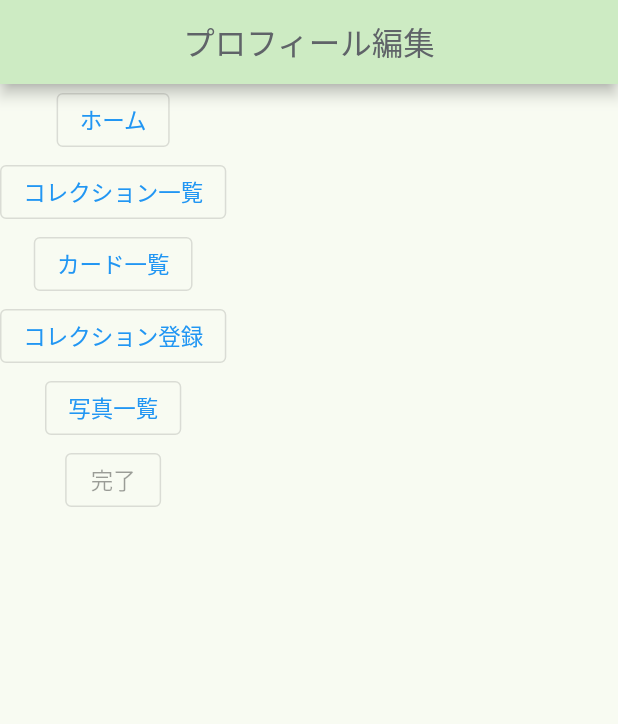
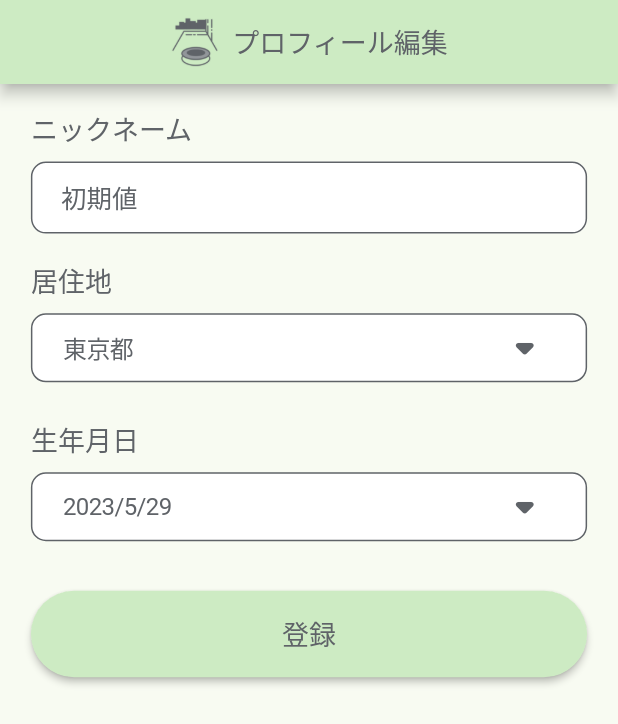
Before and after one commit to m-maekakuchi/Harvester, a Flutter app: the ProfileEditePage screen opened by its route, on a phone screen of 412 x 824 dp. Shown: the top 724 px of the screen. Run offline on Flutter 3.47's test engine with Material 2 defaults, Android fonts, the phone set to English and light mode, and no system bars; our stand-ins replace firebase_auth, firebase_core, flutter_datetime_picker, flutter_riverpod, go_router, google_sign_in and 2 more; missing offline and left inert: firebase_app_check; accounts and stored records are empty; generated files the repository leaves out were written again.

Commit message:
ユーザープロフィール編集画面の静的実装

```diff
--- a/lib/views/components/ItemTitle.dart
+++ b/lib/views/components/ItemTitle.dart
@@ -1,6 +1,5 @@
 import 'package:flutter/material.dart';
 
-import '../../commons/app_color.dart';
 import '../../handlers/padding_handler.dart';
 
 // ユーザーに入力or選択してもらう欄のタイトル
@@ -19,12 +18,11 @@ class ItemTitle extends StatelessWidget {
     return Container(
       width: double.infinity,
       padding: EdgeInsets.only(left: getW(context, 5)),
-      margin: EdgeInsets.only(top: getH(context, 3), bottom: getH(context, 1)),
+      margin: EdgeInsets.only(top: getH(context, 2), bottom: getH(context, 1)),
       child: Text(
         titleStr,
         style: const TextStyle(
           fontSize: 18,
-          color: textIconColor,
         ),
         textAlign: TextAlign.left,
       ),
--- a/lib/views/pages/settings/profile_edit_page.dart
+++ b/lib/views/pages/settings/profile_edit_page.dart
@@ -1,51 +1,218 @@
+import 'package:flutter/cupertino.dart';
 import 'package:flutter/material.dart';
+import 'package:flutter_datetime_picker/flutter_datetime_picker.dart';
+import 'package:flutter_riverpod/flutter_riverpod.dart';
 import 'package:go_router/go_router.dart';
+import 'package:harvester/views/widgets/GreenButton.dart';
 
-class ProfileEditePage extends StatelessWidget {
+import '../../../commons/app_color.dart';
+import '../../../handlers/padding_handler.dart';
+import '../../components/ItemTitle.dart';
+import '../../widgets/ItemCupertinoPicker.dart';
+import '../../widgets/ItemFieldUserSelect.dart';
+
+const List<String> addressAry = [
+  '北海道',
+  '青森県',
+  '岩手県',
+  '宮城県',
+  '秋田県',
+  '山形県',
+  '福島県',
+  '茨城県',
+  '栃木県',
+  '群馬県',
+  '埼玉県',
+  '千葉県',
+  '東京都',
+  '神奈川県',
+  '新潟県',
+  '富山県',
+  '石川県',
+  '福井県',
+  '山梨県',
+  '長野県',
+  '岐阜県',
+  '静岡県',
+  '愛知県',
+  '三重県',
+  '滋賀県',
+  '京都府',
+  '大阪府',
+  '兵庫県',
+  '奈良県',
+  '和歌山県',
+  '鳥取県',
+  '島根県',
+  '岡山県',
+  '広島県',
+  '山口県',
+  '徳島県',
+  '香川県',
+  '愛媛県',
+  '高知県',
+  '福岡県',
+  '佐賀県',
+  '長崎県',
+  '熊本県',
+  '大分県',
+  '宮崎県',
+  '鹿児島県',
+  '沖縄県',
+];
+
+final textController = TextEditingController(text: '初期値');
+
+/// 初期値はユーザーの登録情報から取ってくる
+// TextEditingControllerのtextでTextFormFieldの初期値を設定
+final textControllerProvider = StateProvider((ref) => TextEditingController(text: '初期値'));
+final addressProvider = StateProvider((ref) => 12);
+final birthdayProvider = StateProvider((ref) => '${DateTime.now().year}/${DateTime.now().month}/${DateTime.now().day}');
+
+class ProfileEditePage extends ConsumerWidget {
   const ProfileEditePage({super.key});
 
   @override
-  Widget build(BuildContext context) {
-    return Scaffold(
-      appBar: AppBar(title: const Text('プロフィール編集')),
-      body: Column(
-        children: [
-          OutlinedButton(
-            onPressed: () {
-              context.go('/home_page');
-            },
-            child: Text('ホーム'),
+  Widget build(BuildContext context, WidgetRef ref) {
+
+    final textController = ref.watch(textControllerProvider);
+    final selectedAddress = ref.watch(addressProvider);
+    final selectedBirthday = ref.watch(birthdayProvider);
+
+    // TextFormFieldのカーソルを末尾に設定
+    textController.selection = TextSelection.fromPosition(
+      TextPosition(offset: textController.text.length),
+    );
+
+    // 居住地のドラムロール
+    void showDialog(Widget child) {
+      showCupertinoModalPopup<void>(
+        context: context,
+        builder: (BuildContext context) {
+          return Container(
+            height: MediaQuery.of(context).size.height / 4,
+            padding: const EdgeInsets.only(top: 6.0),
+            margin: EdgeInsets.only(
+              bottom: MediaQuery.of(context).viewInsets.bottom,
+            ),
+            color: CupertinoColors.systemBackground.resolveFrom(context),
+            child: SafeArea(
+              top: false,
+              child: child,
+            ),
+          );
+        }
+      );
+    }
+
+    return GestureDetector( // キーボードの外側をタップしたらキーボードを閉じる設定
+      onTap: () {
+        FocusScope.of(context).unfocus();
+      },
+      child: Scaffold(
+        appBar: AppBar(
+          title: SizedBox(  // 幅を設定しないとcenterにならない
+            width: getW(context, 50),
+            child: Row(
+              mainAxisAlignment: MainAxisAlignment.center,  // アイコンと文字列セットでセンターに配置
+              children: [
+                Image.asset(
+                  width: getW(context, 10),
+                  height: getH(context, 10),
+                  'images/AppBar_logo.png'
+                ),
+                const Text("プロフィール編集", style: TextStyle(fontSize: 18)),
+              ]
+            ),
           ),
-          OutlinedButton(
-            onPressed: () {
-              context.go('/collections/collection_page');
-            },
-            child: Text('コレクション一覧'),
+        ),
+        body: SingleChildScrollView(
+          child: Column(
+            children: [
+              const ItemTitle(titleStr: 'ニックネーム'),
+              //  ニックネーム欄
+              SizedBox(
+                width: getW(context, 90),
+                height: getH(context, 6),
+                child: TextFormField(
+                  /// validator: ,
+                  controller: textController,
+                  // 入力されたテキストの色
+                  style: const TextStyle(
+                    color: textIconColor
+                  ),
+                  decoration: InputDecoration(
+                    fillColor: Colors.white,
+                    filled: true,
+                    contentPadding: const EdgeInsets.symmetric(
+                      horizontal: 20,
+                    ),
+                    // 枠線の色
+                    focusedBorder: OutlineInputBorder(
+                      borderRadius: BorderRadius.circular(10),
+                      borderSide: const BorderSide(
+                        color: textIconColor,
+                        width: 1,
+                      ),
+                    ),
+                    // 入力中の枠線の色
+                    enabledBorder: OutlineInputBorder(
+                      borderRadius: BorderRadius.circular(10),
+                      borderSide: const BorderSide(
+                        color: textIconColor,
+                        width: 1,
+                      ),
+                    ),
+                    hintText: '10文字以内',
+                    hintStyle: const TextStyle(
+                      fontSize: 16,
+                      color: textIconColor,
+                    ),
+                  ),
+                ),
+              ),
+              const ItemTitle(titleStr: '居住地'),
+              // 居住地選択欄
+              ItemFieldUserSelect(
+                text: addressAry[selectedAddress],
+                onPressed: () => showDialog(
+                  ItemCupertinoPicker(
+                    itemAry: addressAry,
+                    provider: addressProvider,
+                  ),
+                ),
+              ),
+              const ItemTitle(titleStr: '生年月日'),
+              // 生年月日選択欄
+              ItemFieldUserSelect(
+                text: selectedBirthday,
+                onPressed: () {
+                  DatePicker.showDatePicker(context,
+                    showTitleActions: false,
+                    minTime: DateTime(1950, 1, 1),
+                    maxTime: DateTime(2020, 12, 31),
+                    onChanged: (date) {
+                      final notifier = ref.read(birthdayProvider.notifier);
+                      notifier.state = '${date.year}/${date.month}/${date.day}';
+                    },
+                    currentTime: DateTime.now(),
+                    locale: LocaleType.jp
+                  );
+                }
+              ),
+              SizedBox(height: getH(context, 3)),
+              GreenButton(
+                text: '登録',
+                fontSize: 18,
+                onPressed: () {
+                  context.pop();
+                }
+              ),
+            ],
           ),
-          OutlinedButton(
-            onPressed: () {
-              context.go('/cards/cards_list_page');
-            },
-            child: Text('カード一覧'),
-          ),
-          OutlinedButton(
-            onPressed: () {
-              context.go('/collections/collection_add_page');
-            },
-            child: Text('コレクション登録'),
-          ),
-          OutlinedButton(
-            onPressed: () {
-              context.go('/photos/photos_list_page');
-            },
-            child: Text('写真一覧'),
-          ),
-          OutlinedButton(
-            onPressed: null,
-            child: Text('完了'),
-          ),
-        ]
-      )
+        ),
+      ),
     );
   }
+
 }
--- a/lib/views/widgets/ItemCupertinoPicker.dart
+++ b/lib/views/widgets/ItemCupertinoPicker.dart
@@ -1,5 +1,7 @@
 import 'package:flutter/cupertino.dart';
 import 'package:flutter_riverpod/flutter_riverpod.dart';
+
+import '../../commons/app_color.dart';
 
 const double _kItemExtent = 32.0;
 
@@ -33,7 +35,12 @@ class ItemCupertinoPicker extends ConsumerWidget {
       },
       children:
       List<Widget>.generate(itemAry.length, (int index) {
-        return Center(child: Text(itemAry[index]));
+        return Text(
+          itemAry[index],
+          style: const TextStyle(
+            color: textIconColor,
+          ),
+        );
       }),
     );
   }
--- a/lib/views/widgets/ItemFieldUserSelect.dart
+++ b/lib/views/widgets/ItemFieldUserSelect.dart
@@ -21,10 +21,10 @@ class ItemFieldUserSelect extends StatelessWidget {
   Widget build(BuildContext context) {
     return Container(
       width: getW(context, 90),
-      height: getH(context, 6),
+      margin: EdgeInsets.only(bottom: getH(context, 1)),
       decoration: BoxDecoration(
         color: Colors.white,
-        border: Border.all(color: textIconColor),
+        border: Border.all(color: textIconColor, width: 1),
         borderRadius: BorderRadius.circular(10),
       ),
       child: CupertinoButton( // TextIconでもいいけど日付選択欄のボタンにあわせてデザイン揃えている
```
